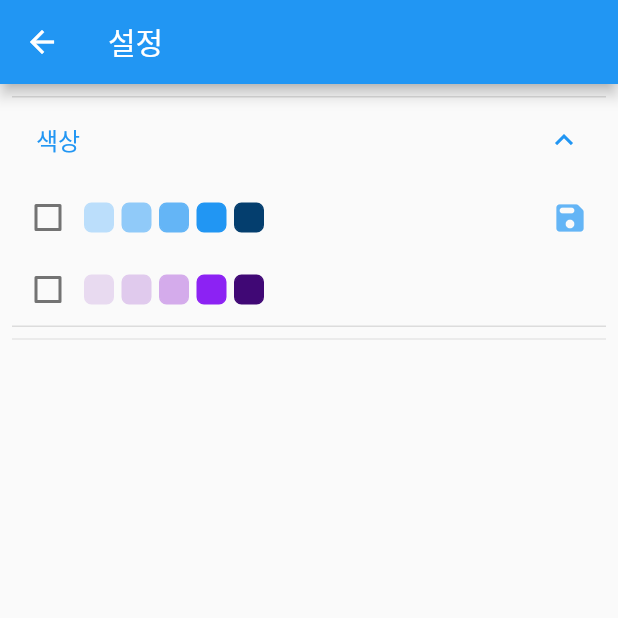
After one commit to cyj893/MoneyIsMine, a Flutter app: the SettingsPage screen opened directly, after a tap on "색상", after a tap on the "save" icon, on a phone screen of 412 x 824 dp, the top half of it. The commit adds this screen. Run offline on Flutter 3.47's test engine with Material 2 defaults, Android fonts, the light colour scheme and no system bars; our stand-ins replace fl_chart, image_picker, numberpicker, sqflite, table_calendar; missing offline and left inert: bezier_chart, scrolling_page_indicator; accounts and stored records are empty.

Commit message:
Add SettingsPage, change Colors

```diff
--- a/lib/MyTheme.dart
+++ b/lib/MyTheme.dart
@@ -3,18 +3,21 @@ import 'package:flutter/material.dart';
 enum ColorType { defaultColor, purple, blue }
 
 List<List<Color>> allPalette = [
-  [Colors.blue[100]!,Colors.blue[200]!, Colors.blue[300]!, Colors.blue],
-  const [Color(0xffe8daf0), Color(0xffe0caed), Color(0xffd4abeb), Color(0xff8c22f3)],
+  [Colors.blue[100]!,Colors.blue[200]!, Colors.blue[300]!, Colors.blue, const Color(0xff043e6e)],
+  const [Color(0xffe8daf0), Color(0xffe0caed), Color(0xffd4abeb), Color(0xff8c22f3), Color(0xff400875)],
 
 ];
 
 class ColorProvider with ChangeNotifier {
+  int _nowIndex = ColorType.defaultColor.index;
   List<Color> _palette = allPalette[ColorType.defaultColor.index];
 
   List<Color> get palette => _palette;
+  int get nowIndex => _nowIndex;
 
-  void changeColor(ColorType colorType){
-    _palette = allPalette[colorType.index];
+  void changeColor(int index){
+    _palette = allPalette[index];
+    _nowIndex = index;
     notifyListeners();
   }
 }
--- /dev/null
+++ b/lib/SettingsPage.dart
@@ -0,0 +1,91 @@
+import 'package:flutter/material.dart';
+import 'package:money_is_mine/MyTheme.dart';
+import 'package:provider/src/provider.dart';
+
+class SettingsPage extends StatefulWidget {
+
+  const SettingsPage();
+
+  @override
+  SettingsPageState createState() => SettingsPageState();
+}
+
+class SettingsPageState  extends State<SettingsPage> {
+  List<Color> paletteProvider = [];
+  List<bool> colorBoolArr = List.generate(allPalette.length, (index) => false);
+  int nowColorIndex = 0;
+
+  Row makePalette(int ind){
+    List<Widget> list = [];
+    list.add(Checkbox(
+        activeColor: allPalette[ind][1],
+        value: colorBoolArr[ind],
+        onChanged: (bool? value) {
+          setState(() {
+            colorBoolArr[ind] = value!;
+            nowColorIndex = ind;
+            if( value ){
+              for(int i = 0; i < colorBoolArr.length; i++){
+                if( i != ind && colorBoolArr[i] ) colorBoolArr[i] = false;
+              }
+            }
+          });
+        }));
+    for(int i = 0; i < allPalette[ind].length; i++){
+      list.add(Container(
+        width: 20,
+        height: 20,
+        decoration: BoxDecoration(
+          border: Border.all(color: allPalette[ind][i]),
+          color: allPalette[ind][i],
+          borderRadius: BorderRadius.all(Radius.circular(5.0)),
+        ),
+      ));
+      list.add(SizedBox(width: 5,));
+    }
+    if( ind == 0 ){
+      list.add(Expanded(child: Container(),));
+      list.add(IconButton(
+          onPressed: () {
+            for(int i = 0; i < colorBoolArr.length; i++){
+              if( colorBoolArr[i] ){
+                context.read<ColorProvider>().changeColor(i);
+                break;
+              }
+            }
+          },
+          icon: Icon(Icons.save_rounded, color: allPalette[nowColorIndex][2],)),);
+    }
+    return Row(
+      children: list,
+    );
+  }
+
+  ExpansionTile makeColorSelect(){
+    return ExpansionTile(
+      title: Text("색상"),
+        children: [makePalette(0),makePalette(1),],
+    );
+  }
+
+  @override
+  Widget build(BuildContext context) {
+    paletteProvider = context.watch<ColorProvider>().palette;
+    return Scaffold(
+        appBar: AppBar(
+          title: Text("설정"),
+          backgroundColor: allPalette[nowColorIndex][3],
+        ),
+        body: Padding(
+            padding: EdgeInsets.all(8.0),
+            child: ListView(
+              children: [
+                makeColorSelect(),
+                Divider(),
+              ],
+            ),
+        )
+    );
+  }
+
+}
```
Also changed, not shown: lib/ChartPage.dart (+6 -3 lines), lib/HomePage.dart (+13 -0 lines).
